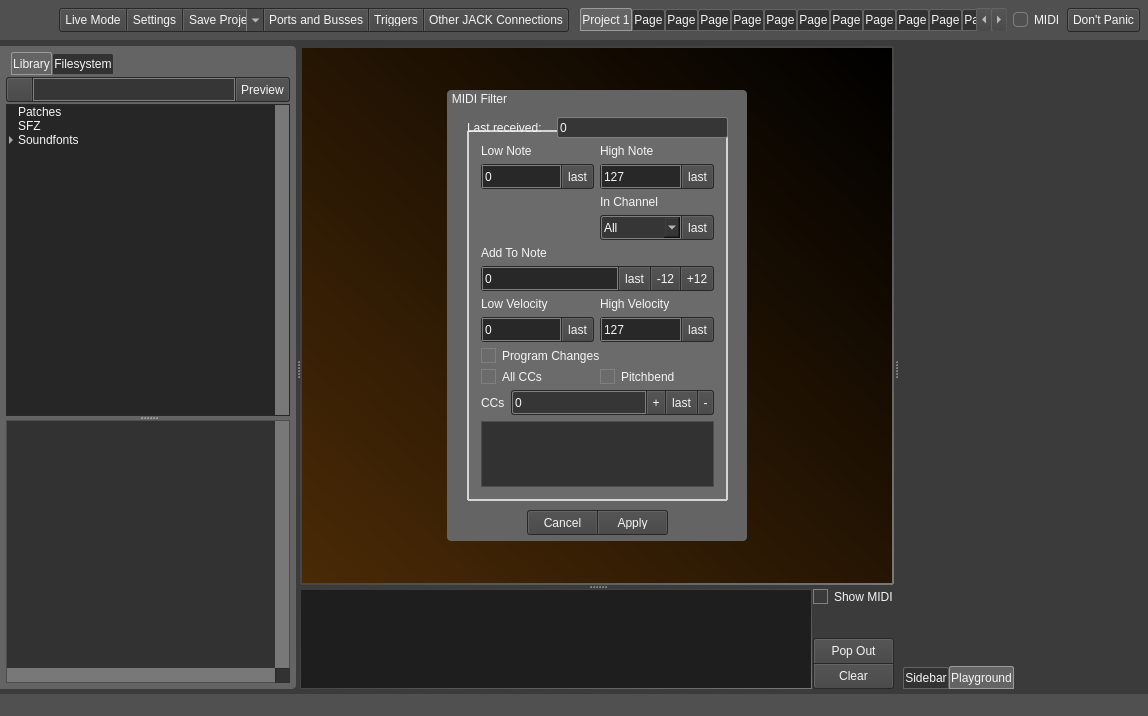
Before: the Qt Designer form src/mainwindow.ui in noedigcode/konfyt, drawn with Qt 5.
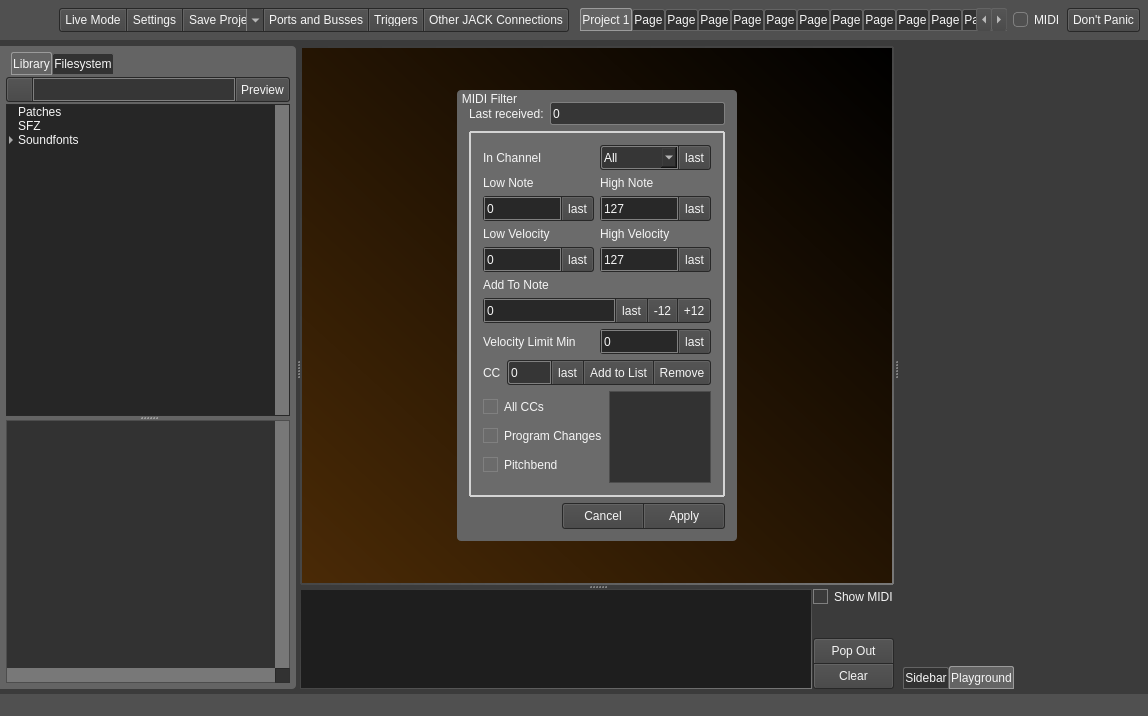
After: the same form once the commit is applied. The open tabs and pages were chosen to show the change. Icons and pictures are not drawn.

Commit message: Added velocity limit minimum to MIDI filter.

Diff of the .ui file:
```diff
--- a/src/mainwindow.ui
+++ b/src/mainwindow.ui
@@ -3564,7 +3564,7 @@
                </property>
                <property name="maximumSize">
                 <size>
-                 <width>300</width>
+                 <width>280</width>
                  <height>451</height>
                 </size>
                </property>
@@ -3580,18 +3580,36 @@
                <property name="title">
                 <string>MIDI Filter</string>
                </property>
+               <layout class="QVBoxLayout" name="verticalLayout_15">
+                <item>
+                 <layout class="QHBoxLayout" name="horizontalLayout_29">
+                  <item>
+                   <widget class="QLabel" name="label_16">
+                    <property name="text">
+                     <string>Last received:</string>
+                    </property>
+                   </widget>
+                  </item>
+                  <item>
+                   <widget class="QLineEdit" name="lineEdit_MidiFilter_Last">
+                    <property name="minimumSize">
+                     <size>
+                      <width>0</width>
+                      <height>23</height>
+                     </size>
+                    </property>
+                    <property name="text">
+                     <string>0</string>
+                    </property>
+                   </widget>
+                  </item>
+                 </layout>
+                </item>
+                <item>
                <widget class="QGroupBox" name="groupBox_21">
-                <property name="geometry">
-                 <rect>
-                  <x>20</x>
-                  <y>40</y>
-                  <width>261</width>
-                  <height>371</height>
-                 </rect>
-                </property>
                 <property name="styleSheet">
                  <string notr="true">QGroupBox{
-	margin-top: 2ex;	
+	margin-top: 0;	
 	background-color:  rgba(107, 107, 107, 255);
 	border: 2px solid rgb(212, 212, 212);
 	border-radius: 1px;
@@ -3609,23 +3627,18 @@
                 <property name="title">
                  <string/>
                 </property>
-                <layout class="QGridLayout" name="gridLayout_24">
-                 <item row="10" column="1">
+                  <layout class="QVBoxLayout" name="verticalLayout_14">
+                   <item>
+                    <layout class="QGridLayout" name="gridLayout_34">
+                     <item row="3" column="1">
                   <widget class="QLabel" name="label_19">
                    <property name="text">
                     <string>High Velocity</string>
                    </property>
                   </widget>
                  </item>
-                 <item row="13" column="0">
-                  <widget class="QCheckBox" name="checkBox_midiFilter_AllCCs">
-                   <property name="text">
-                    <string>All CCs</string>
-                   </property>
-                  </widget>
-                 </item>
-                 <item row="11" column="1">
-                  <widget class="QFrame" name="frame_27">
+                     <item row="4" column="0">
+                      <widget class="QFrame" name="frame_26">
                    <property name="minimumSize">
                     <size>
                      <width>0</width>
@@ -3689,7 +3702,7 @@
                    <property name="frameShadow">
                     <enum>QFrame::Raised</enum>
                    </property>
-                   <layout class="QHBoxLayout" name="horizontalLayout_18">
+                       <layout class="QHBoxLayout" name="horizontalLayout_17">
                     <property name="spacing">
                      <number>1</number>
                     </property>
@@ -3706,7 +3719,7 @@
                      <number>0</number>
                     </property>
                     <item>
-                     <widget class="QSpinBox" name="spinBox_midiFilter_HighVel">
+                         <widget class="QSpinBox" name="spinBox_midiFilter_LowVel">
                       <property name="minimumSize">
                        <size>
                         <width>0</width>
@@ -3716,13 +3729,10 @@
                       <property name="maximum">
                        <number>127</number>
                       </property>
-                      <property name="value">
-                       <number>127</number>
-                      </property>
                      </widget>
                     </item>
                     <item>
-                     <widget class="QToolButton" name="toolButton_MidiFilter_HighVel">
+                         <widget class="QToolButton" name="toolButton_MidiFilter_lowVel">
                       <property name="styleSheet">
                        <string notr="true">border-top-left-radius: 0;
 border-bottom-left-radius: 0;</string>
@@ -3735,6 +3745,13 @@
                    </layout>
                   </widget>
                  </item>
+                     <item row="1" column="0">
+                      <widget class="QLabel" name="label_11">
+                       <property name="text">
+                        <string>Low Note</string>
+                       </property>
+                      </widget>
+                     </item>
                  <item row="2" column="0">
                   <widget class="QFrame" name="frame_19">
                    <property name="minimumSize">
@@ -3843,164 +3860,6 @@
                    </layout>
                   </widget>
                  </item>
-                 <item row="8" column="0">
-                  <widget class="QLabel" name="label_15">
-                   <property name="text">
-                    <string>Add To Note</string>
-                   </property>
-                  </widget>
-                 </item>
-                 <item row="1" column="0">
-                  <widget class="QLabel" name="label_11">
-                   <property name="text">
-                    <string>Low Note</string>
-                   </property>
-                  </widget>
-                 </item>
-                 <item row="9" column="0" colspan="2">
-                  <widget class="QFrame" name="frame_23">
-                   <property name="minimumSize">
-                    <size>
-                     <width>0</width>
-                     <height>25</height>
-                    </size>
-                   </property>
-                   <property name="maximumSize">
-                    <size>
-                     <width>16777215</width>
-                     <height>25</height>
-                    </size>
-                   </property>
-                   <property name="styleSheet">
-                    <string notr="true">QFrame{
-	background: rgb(40,40,40);
-    padding: 1px;
-	border-radius: 3px;
-}
-
-QPushButton{
-	border-top: 1px solid rgb(100,100,100);
-    border-left: 1px solid rgb(100,100,100);
-    border-right: 1px solid rgb(90,90,90);
-    border-bottom: 1px solid rgb(75,75,75);
-	
-	background-color: qlineargradient(spread:pad, x1:0, y1:1, x2:0, y2:0, stop:0 rgba(75, 75, 75, 255), stop:1 rgba(85,85,85, 255));
-
-	border-radius: 2px;
-}
-
-QPushButton:hover{
-	border-top: 1px solid rgb(100,100,100);
-    border-left: 1px solid rgb(100,100,100);
-    border-right: 1px solid rgb(90,90,90);
-    border-bottom: 1px solid rgb(75,75,75);
-	
-	background-color: qlineargradient(spread:pad, x1:0, y1:1, x2:0, y2:0, stop:0 rgba(85,85,85, 255), stop:1 rgba(100,100,100, 255));
-
-	border-radius: 2px;
-}
-
-QPushButton:pressed{
-	border-top: 1px solid rgb(100,100,100);
-    border-left: 1px solid rgb(100,100,100);
-    border-right: 1px solid rgb(90,90,90);
-    border-bottom: 1px solid rgb(75,75,75);
-	
-	background-color: qlineargradient(spread:pad, x1:0, y1:1, x2:0, y2:0, stop:0 rgba(50,50,50, 255), stop:1 rgba(65,65,65, 255));
-
-	border-radius: 2px;
-}
-
-QPushButton::checked{
-	color: red;
-	background-color: rgb(54, 54, 54);
-}</string>
-                   </property>
-                   <property name="frameShape">
-                    <enum>QFrame::StyledPanel</enum>
-                   </property>
-                   <property name="frameShadow">
-                    <enum>QFrame::Raised</enum>
-                   </property>
-                   <layout class="QHBoxLayout" name="horizontalLayout_13">
-                    <property name="spacing">
-                     <number>1</number>
-                    </property>
-                    <property name="leftMargin">
-                     <number>0</number>
-                    </property>
-                    <property name="topMargin">
-                     <number>0</number>
-                    </property>
-                    <property name="rightMargin">
-                     <number>0</number>
-                    </property>
-                    <property name="bottomMargin">
-                     <number>0</number>
-                    </property>
-                    <item>
-                     <widget class="QSpinBox" name="spinBox_midiFilter_Add">
-                      <property name="minimumSize">
-                       <size>
-                        <width>0</width>
-                        <height>23</height>
-                       </size>
-                      </property>
-                      <property name="minimum">
-                       <number>-127</number>
-                      </property>
-                      <property name="maximum">
-                       <number>127</number>
-                      </property>
-                     </widget>
-                    </item>
-                    <item>
-                     <widget class="QToolButton" name="toolButton_MidiFilter_Add">
-                      <property name="styleSheet">
-                       <string notr="true">border-top-left-radius: 0;
-border-bottom-left-radius: 0;
-border-top-right-radius: 0;
-border-bottom-right-radius: 0;</string>
-                      </property>
-                      <property name="text">
-                       <string>last</string>
-                      </property>
-                     </widget>
-                    </item>
-                    <item>
-                     <widget class="QToolButton" name="toolButton_MidiFilter_Add_Plus12">
-                      <property name="styleSheet">
-                       <string notr="true">border-top-left-radius: 0;
-border-bottom-left-radius: 0;
-border-top-right-radius: 0;
-border-bottom-right-radius: 0;</string>
-                      </property>
-                      <property name="text">
-                       <string>-12</string>
-                      </property>
-                     </widget>
-                    </item>
-                    <item>
-                     <widget class="QToolButton" name="toolButton_MidiFilter_Add_Minus12">
-                      <property name="styleSheet">
-                       <string notr="true">border-top-left-radius: 0;
-border-bottom-left-radius: 0;</string>
-                      </property>
-                      <property name="text">
-                       <string>+12</string>
-                      </property>
-                     </widget>
-                    </item>
-                   </layout>
-                  </widget>
-                 </item>
-                 <item row="1" column="1">
-                  <widget class="QLabel" name="label_14">
-                   <property name="text">
-                    <string>High Note</string>
-                   </property>
-                  </widget>
-                 </item>
                  <item row="2" column="1">
                   <widget class="QFrame" name="frame_22">
                    <property name="minimumSize">
@@ -4112,8 +3971,8 @@
                    </layout>
                   </widget>
                  </item>
-                 <item row="11" column="0">
-                  <widget class="QFrame" name="frame_26">
+                     <item row="4" column="1">
+                      <widget class="QFrame" name="frame_27">
                    <property name="minimumSize">
                     <size>
                      <width>0</width>
@@ -4177,7 +4036,7 @@
                    <property name="frameShadow">
                     <enum>QFrame::Raised</enum>
                    </property>
-                   <layout class="QHBoxLayout" name="horizontalLayout_17">
+                       <layout class="QHBoxLayout" name="horizontalLayout_18">
                     <property name="spacing">
                      <number>1</number>
                     </property>
@@ -4194,7 +4053,7 @@
                      <number>0</number>
                     </property>
                     <item>
-                     <widget class="QSpinBox" name="spinBox_midiFilter_LowVel">
+                         <widget class="QSpinBox" name="spinBox_midiFilter_HighVel">
                       <property name="minimumSize">
                        <size>
                         <width>0</width>
@@ -4204,10 +4063,13 @@
                       <property name="maximum">
                        <number>127</number>
                       </property>
+                          <property name="value">
+                           <number>127</number>
+                          </property>
                      </widget>
                     </item>
                     <item>
-                     <widget class="QToolButton" name="toolButton_MidiFilter_lowVel">
+                         <widget class="QToolButton" name="toolButton_MidiFilter_HighVel">
                       <property name="styleSheet">
                        <string notr="true">border-top-left-radius: 0;
 border-bottom-left-radius: 0;</string>
@@ -4220,24 +4082,28 @@
                    </layout>
                   </widget>
                  </item>
-                 <item row="10" column="0">
+                     <item row="3" column="0">
                   <widget class="QLabel" name="label_18">
                    <property name="text">
                     <string>Low Velocity</string>
                    </property>
                   </widget>
                  </item>
-                 <item row="12" column="0" colspan="2">
-                  <widget class="QCheckBox" name="checkBox_midiFilter_Prog">
+                     <item row="1" column="1">
+                      <widget class="QLabel" name="label_14">
                    <property name="text">
-                    <string>Program Changes</string>
+                        <string>High Note</string>
                    </property>
                   </widget>
                  </item>
-                 <item row="15" column="0" colspan="2">
-                  <widget class="QListWidget" name="listWidget_midiFilter_CC"/>
-                 </item>
-                 <item row="7" column="1">
+                     <item row="0" column="0">
+                      <widget class="QLabel" name="label_20">
+                       <property name="text">
+                        <string>In Channel</string>
+                       </property>
+                      </widget>
+                     </item>
+                     <item row="0" column="1">
                   <widget class="QFrame" name="frame_30">
                    <property name="minimumSize">
                     <size>
@@ -4436,26 +4302,281 @@
                    </layout>
                   </widget>
                  </item>
-                 <item row="6" column="1">
-                  <widget class="QLabel" name="label_20">
+                    </layout>
+                   </item>
+                   <item>
+                    <layout class="QVBoxLayout" name="verticalLayout_13">
+                     <item>
+                      <widget class="QLabel" name="label_15">
                    <property name="text">
-                    <string>In Channel</string>
+                        <string>Add To Note</string>
                    </property>
                   </widget>
                  </item>
-                 <item row="13" column="1">
-                  <widget class="QCheckBox" name="checkBox_midiFilter_pitchbend">
+                     <item>
+                      <widget class="QFrame" name="frame_23">
+                       <property name="minimumSize">
+                        <size>
+                         <width>0</width>
+                         <height>25</height>
+                        </size>
+                       </property>
+                       <property name="maximumSize">
+                        <size>
+                         <width>16777215</width>
+                         <height>25</height>
+                        </size>
+                       </property>
+                       <property name="styleSheet">
+                        <string notr="true">QFrame{
+	background: rgb(40,40,40);
+    padding: 1px;
+	border-radius: 3px;
+}
+
+QPushButton{
+	border-top: 1px solid rgb(100,100,100);
+    border-left: 1px solid rgb(100,100,100);
+    border-right: 1px solid rgb(90,90,90);
+    border-bottom: 1px solid rgb(75,75,75);
+	
+	background-color: qlineargradient(spread:pad, x1:0, y1:1, x2:0, y2:0, stop:0 rgba(75, 75, 75, 255), stop:1 rgba(85,85,85, 255));
+
+	border-radius: 2px;
+}
+
+QPushButton:hover{
+	border-top: 1px solid rgb(100,100,100);
+    border-left: 1px solid rgb(100,100,100);
+    border-right: 1px solid rgb(90,90,90);
+    border-bottom: 1px solid rgb(75,75,75);
+	
+	background-color: qlineargradient(spread:pad, x1:0, y1:1, x2:0, y2:0, stop:0 rgba(85,85,85, 255), stop:1 rgba(100,100,100, 255));
+
+	border-radius: 2px;
+}
+
+QPushButton:pressed{
+	border-top: 1px solid rgb(100,100,100);
+    border-left: 1px solid rgb(100,100,100);
+    border-right: 1px solid rgb(90,90,90);
+    border-bottom: 1px solid rgb(75,75,75);
+	
+	background-color: qlineargradient(spread:pad, x1:0, y1:1, x2:0, y2:0, stop:0 rgba(50,50,50, 255), stop:1 rgba(65,65,65, 255));
+
+	border-radius: 2px;
+}
+
+QPushButton::checked{
+	color: red;
+	background-color: rgb(54, 54, 54);
+}</string>
+                       </property>
+                       <property name="frameShape">
+                        <enum>QFrame::StyledPanel</enum>
+                       </property>
+                       <property name="frameShadow">
+                        <enum>QFrame::Raised</enum>
+                       </property>
+                       <layout class="QHBoxLayout" name="horizontalLayout_13">
+                        <property name="spacing">
+                         <number>1</number>
+                        </property>
+                        <property name="leftMargin">
+                         <number>0</number>
+                        </property>
+                        <property name="topMargin">
+                         <number>0</number>
+                        </property>
+                        <property name="rightMargin">
+                         <number>0</number>
+                        </property>
+                        <property name="bottomMargin">
+                         <number>0</number>
+                        </property>
+                        <item>
+                         <widget class="QSpinBox" name="spinBox_midiFilter_Add">
+                          <property name="minimumSize">
+                           <size>
+                            <width>0</width>
+                            <height>23</height>
+                           </size>
+                          </property>
+                          <property name="minimum">
+                           <number>-127</number>
+                          </property>
+                          <property name="maximum">
+                           <number>127</number>
+                          </property>
+                         </widget>
+                        </item>
+                        <item>
+                         <widget class="QToolButton" name="toolButton_MidiFilter_Add">
+                          <property name="styleSheet">
+                           <string notr="true">border-top-left-radius: 0;
+border-bottom-left-radius: 0;
+border-top-right-radius: 0;
+border-bottom-right-radius: 0;</string>
+                          </property>
                    <property name="text">
-                    <string>Pitchbend</string>
+                           <string>last</string>
                    </property>
                   </widget>
                  </item>
-                 <item row="14" column="0" colspan="2">
-                  <layout class="QHBoxLayout" name="horizontalLayout_29">
+                        <item>
+                         <widget class="QToolButton" name="toolButton_MidiFilter_Add_Plus12">
+                          <property name="styleSheet">
+                           <string notr="true">border-top-left-radius: 0;
+border-bottom-left-radius: 0;
+border-top-right-radius: 0;
+border-bottom-right-radius: 0;</string>
+                          </property>
+                          <property name="text">
+                           <string>-12</string>
+                          </property>
+                         </widget>
+                        </item>
+                        <item>
+                         <widget class="QToolButton" name="toolButton_MidiFilter_Add_Minus12">
+                          <property name="styleSheet">
+                           <string notr="true">border-top-left-radius: 0;
+border-bottom-left-radius: 0;</string>
+                          </property>
+                          <property name="text">
+                           <string>+12</string>
+                          </property>
+                         </widget>
+                        </item>
+                       </layout>
+                      </widget>
+                     </item>
+                    </layout>
+                   </item>
+                   <item>
+                    <layout class="QHBoxLayout" name="horizontalLayout_34">
+                     <item>
+                      <widget class="QLabel" name="label_25">
+                       <property name="text">
+                        <string>Velocity Limit Min</string>
+                       </property>
+                      </widget>
+                     </item>
+                     <item>
+                      <widget class="QFrame" name="frame_36">
+                       <property name="minimumSize">
+                        <size>
+                         <width>0</width>
+                         <height>25</height>
+                        </size>
+                       </property>
+                       <property name="maximumSize">
+                        <size>
+                         <width>16777215</width>
+                         <height>25</height>
+                        </size>
+                       </property>
+                       <property name="styleSheet">
+                        <string notr="true">QFrame{
+	background: rgb(40,40,40);
+    padding: 1px;
+	border-radius: 3px;
+}
+
+QPushButton{
+	border-top: 1px solid rgb(100,100,100);
+    border-left: 1px solid rgb(100,100,100);
+    border-right: 1px solid rgb(90,90,90);
+    border-bottom: 1px solid rgb(75,75,75);
+	
+	background-color: qlineargradient(spread:pad, x1:0, y1:1, x2:0, y2:0, stop:0 rgba(75, 75, 75, 255), stop:1 rgba(85,85,85, 255));
+
+	border-radius: 2px;
+}
+
+QPushButton:hover{
+	border-top: 1px solid rgb(100,100,100);
+    border-left: 1px solid rgb(100,100,100);
+    border-right: 1px solid rgb(90,90,90);
+    border-bottom: 1px solid rgb(75,75,75);
+	
+	background-color: qlineargradient(spread:pad, x1:0, y1:1, x2:0, y2:0, stop:0 rgba(85,85,85, 255), stop:1 rgba(100,100,100, 255));
+
+	border-radius: 2px;
+}
+
+QPushButton:pressed{
+	border-top: 1px solid rgb(100,100,100);
+    border-left: 1px solid rgb(100,100,100);
+    border-right: 1px solid rgb(90,90,90);
+    border-bottom: 1px solid rgb(75,75,75);
+	
+	background-color: qlineargradient(spread:pad, x1:0, y1:1, x2:0, y2:0, stop:0 rgba(50,50,50, 255), stop:1 rgba(65,65,65, 255));
+
+	border-radius: 2px;
+}
+
+QPushButton::checked{
+	color: red;
+	background-color: rgb(54, 54, 54);
+}</string>
+                       </property>
+                       <property name="frameShape">
+                        <enum>QFrame::StyledPanel</enum>
+                       </property>
+                       <property name="frameShadow">
+                        <enum>QFrame::Raised</enum>
+                       </property>
+                       <layout class="QHBoxLayout" name="horizontalLayout_32">
+                        <property name="spacing">
+                         <number>1</number>
+                        </property>
+                        <property name="leftMargin">
+                         <number>0</number>
+                        </property>
+                        <property name="topMargin">
+                         <number>0</number>
+                        </property>
+                        <property name="rightMargin">
+                         <number>0</number>
+                        </property>
+                        <property name="bottomMargin">
+                         <number>0</number>
+                        </property>
+                        <item>
+                         <widget class="QSpinBox" name="spinBox_midiFilter_VelLimitMin">
+                          <property name="minimumSize">
+                           <size>
+                            <width>0</width>
+                            <height>23</height>
+                           </size>
+                          </property>
+                          <property name="maximum">
+                           <number>127</number>
+                          </property>
+                         </widget>
+                        </item>
+                        <item>
+                         <widget class="QToolButton" name="toolButton_MidiFilter_VelLimitMin_last">
+                          <property name="styleSheet">
+                           <string notr="true">border-top-left-radius: 0;
+border-bottom-left-radius: 0;</string>
+                          </property>
+                          <property name="text">
+                           <string>last</string>
+                          </property>
+                         </widget>
+                        </item>
+                       </layout>
+                      </widget>
+                     </item>
+                    </layout>
+                   </item>
+                   <item>
+                    <layout class="QHBoxLayout" name="horizontalLayout_35">
                    <item>
                     <widget class="QLabel" name="label_4">
                      <property name="text">
-                      <string>CCs</string>
+                        <string>CC</string>
                      </property>
                     </widget>
                    </item>
@@ -4563,19 +4684,6 @@
                         </property>
                        </widget>
                       </item>
-                      <item>
-                       <widget class="QToolButton" name="toolButton_MidiFilter_Add_CC">
-                        <property name="styleSheet">
-                         <string notr="true">border-top-left-radius: 0;
-border-bottom-left-radius: 0;
-border-top-right-radius: 0;
-border-bottom-right-radius: 0;</string>
-                        </property>
-                        <property name="text">
-                         <string>+</string>
-                        </property>
-                       </widget>
-                      </item>
                       <item>
                        <widget class="QToolButton" name="toolButton_MidiFilter_lastCC">
                         <property name="styleSheet">
@@ -4589,6 +4697,19 @@
                         </property>
                        </widget>
                       </item>
+                        <item>
+                         <widget class="QToolButton" name="toolButton_MidiFilter_Add_CC">
+                          <property name="styleSheet">
+                           <string notr="true">border-top-left-radius: 0;
+border-bottom-left-radius: 0;
+border-top-right-radius: 0;
+border-bottom-right-radius: 0;</string>
+                          </property>
+                          <property name="text">
+                           <string>Add to List</string>
+                          </property>
+                         </widget>
+                        </item>
                       <item>
                        <widget class="QToolButton" name="toolButton_MidiFilter_removeCC">
                         <property name="styleSheet">
@@ -4596,7 +4717,7 @@
 border-bottom-left-radius: 0;</string>
                         </property>
                         <property name="text">
-                         <string>-</string>
+                           <string>Remove</string>
                         </property>
                        </widget>
                       </item>
@@ -4605,17 +4726,58 @@
                    </item>
                   </layout>
                  </item>
-                </layout>
-               </widget>
+                   <item>
+                    <layout class="QHBoxLayout" name="horizontalLayout_11">
+                     <item>
+                      <layout class="QVBoxLayout" name="verticalLayout_12">
+                       <item>
+                        <widget class="QCheckBox" name="checkBox_midiFilter_AllCCs">
+                         <property name="text">
+                          <string>All CCs</string>
+                         </property>
+                        </widget>
+                       </item>
+                       <item>
+                        <widget class="QCheckBox" name="checkBox_midiFilter_Prog">
+                         <property name="text">
+                          <string>Program Changes</string>
+                         </property>
+                        </widget>
+                       </item>
+                       <item>
+                        <widget class="QCheckBox" name="checkBox_midiFilter_pitchbend">
+                         <property name="text">
+                          <string>Pitchbend</string>
+                         </property>
+                        </widget>
+                       </item>
+                      </layout>
+                     </item>
+                     <item>
+                      <widget class="QListWidget" name="listWidget_midiFilter_CC"/>
+                     </item>
+                    </layout>
+                   </item>
+                  </layout>
+                 </widget>
+                </item>
+                <item>
+                 <layout class="QHBoxLayout" name="horizontalLayout_36">
+                  <item>
+                   <spacer name="horizontalSpacer_5">
+                    <property name="orientation">
+                     <enum>Qt::Horizontal</enum>
+                    </property>
+                    <property name="sizeHint" stdset="0">
+                     <size>
+                      <width>40</width>
+                      <height>20</height>
+                     </size>
+                    </property>
+                   </spacer>
+                  </item>
+                  <item>
                <widget class="QFrame" name="frame_9">
-                <property name="geometry">
-                 <rect>
-                  <x>80</x>
-                  <y>420</y>
-                  <width>141</width>
-                  <height>25</height>
-                 </rect>
-                </property>
                 <property name="styleSheet">
                  <string notr="true">QFrame{
 	background: rgb(40,40,40);
@@ -4680,6 +4842,12 @@
                  </property>
                  <item>
                   <widget class="QPushButton" name="pushButton_midiFilter_Cancel">
+                       <property name="minimumSize">
+                        <size>
+                         <width>80</width>
+                         <height>0</height>
+                        </size>
+                       </property>
                    <property name="styleSheet">
                     <string notr="true">border-top-right-radius: 0;
 border-bottom-right-radius: 0;
@@ -4692,6 +4860,12 @@
                  </item>
                  <item>
                   <widget class="QPushButton" name="pushButton_midiFilter_Apply">
+                       <property name="minimumSize">
+                        <size>
+                         <width>80</width>
+                         <height>0</height>
+                        </size>
+                       </property>
                    <property name="styleSheet">
                     <string notr="true">border-top-left-radius: 0;
 border-bottom-left-radius: 0;</string>
@@ -4703,32 +4877,10 @@
                  </item>
                 </layout>
                </widget>
-               <widget class="QLabel" name="label_16">
-                <property name="geometry">
-                 <rect>
-                  <x>20</x>
-                  <y>30</y>
-                  <width>81</width>
-                  <height>16</height>
-                 </rect>
-                </property>
-                <property name="text">
-                 <string>Last received:</string>
-                </property>
-               </widget>
-               <widget class="QLineEdit" name="lineEdit_MidiFilter_Last">
-                <property name="geometry">
-                 <rect>
-                  <x>110</x>
-                  <y>27</y>
-                  <width>171</width>
-                  <height>21</height>
-                 </rect>
-                </property>
-                <property name="text">
-                 <string>0</string>
-                </property>
-               </widget>
+                  </item>
+                 </layout>
+                </item>
+               </layout>
               </widget>
              </item>
             </layout>
```
Left out of the diff: 2 changed lines with no effect on the pictures. Lines whose indentation alone changed are shown as unchanged. The commit also changes 4 other files.
